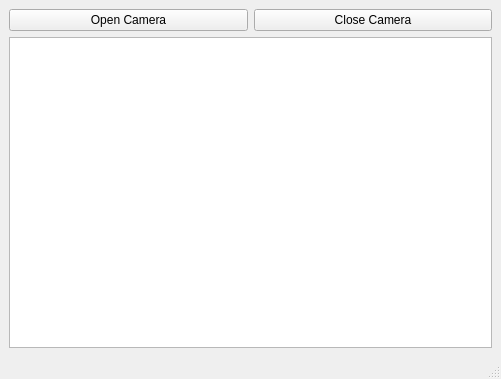
adem0zer/Qt, file OpenCamera/mainwindow.ui: the form before one commit.
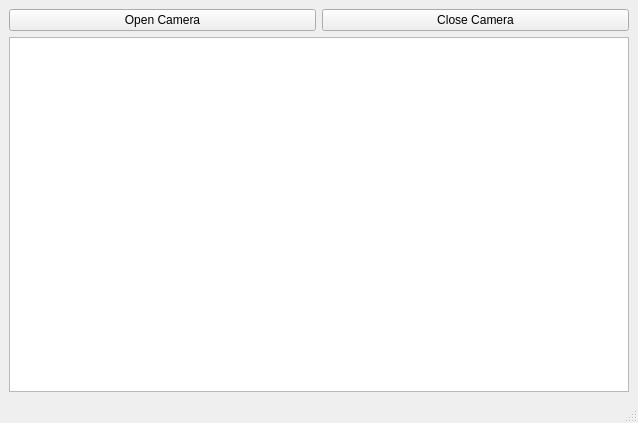
The form after the commit.

```diff
--- a/OpenCamera/mainwindow.ui
+++ b/OpenCamera/mainwindow.ui
@@ -6,8 +6,8 @@
    <rect>
     <x>0</x>
     <y>0</y>
-    <width>501</width>
-    <height>379</height>
+    <width>638</width>
+    <height>423</height>
    </rect>
   </property>
   <property name="windowTitle">
@@ -30,7 +30,20 @@
      </widget>
     </item>
     <item row="1" column="0" colspan="2">
-     <widget class="QGraphicsView" name="graphicsView"/>
+     <widget class="QGraphicsView" name="graphicsView">
+      <property name="focusPolicy">
+       <enum>Qt::StrongFocus</enum>
+      </property>
+      <property name="autoFillBackground">
+       <bool>false</bool>
+      </property>
+      <property name="verticalScrollBarPolicy">
+       <enum>Qt::ScrollBarAlwaysOff</enum>
+      </property>
+      <property name="horizontalScrollBarPolicy">
+       <enum>Qt::ScrollBarAlwaysOff</enum>
+      </property>
+     </widget>
     </item>
    </layout>
   </widget>
```
Left out of the diff: 5 changed lines with no effect on the pictures.
